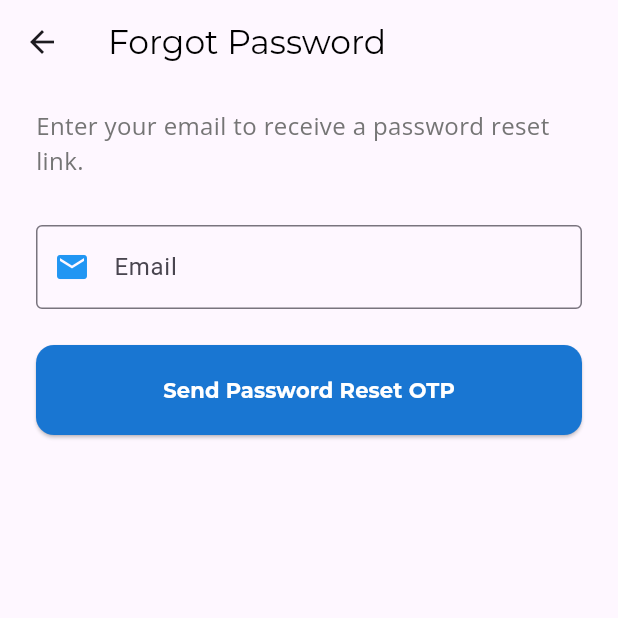
After one commit to Rakibul1411/SPL-02, a Flutter app: the ForgotPasswordScreen screen opened directly, on a phone screen of 412 x 824 dp, the top half of it. The commit adds this screen. Run offline on Flutter 3.47's test engine with Material 3 defaults, Android fonts, the phone set to English and light mode, and no system bars; our stand-ins replace email_validator, flutter_riverpod, google_fonts, image_picker; network calls fail.

Commit message:
add forgot password module

```diff
--- /dev/null
+++ b/frontend/lib/screens/ForgotPasswordScreen.dart
@@ -0,0 +1,89 @@
+import 'package:flutter/material.dart';
+import 'package:google_fonts/google_fonts.dart';
+import 'package:flutter_riverpod/flutter_riverpod.dart';
+import '../providers/forgot_password_provider.dart'; // Import the ForgotPasswordProvider
+import 'otp_screen.dart'; // Import OTP screen for password reset flow
+
+class ForgotPasswordScreen extends ConsumerWidget {
+  const ForgotPasswordScreen({super.key});
+
+  @override
+  Widget build(BuildContext context, WidgetRef ref) {
+    final emailController = TextEditingController();
+
+    return Scaffold(
+      appBar: AppBar(
+        title: Text(
+          'Forgot Password',
+          style: GoogleFonts.montserrat(color: Colors.black),
+        ),
+      ),
+      body: Padding(
+        padding: const EdgeInsets.symmetric(horizontal: 24.0, vertical: 16.0),
+        child: Column(
+          children: [
+            Text(
+              'Enter your email to receive a password reset link.',
+              style: GoogleFonts.openSans(fontSize: 16, color: Colors.grey[600]),
+            ),
+            const SizedBox(height: 32),
+            TextFormField(
+              controller: emailController,
+              decoration: const InputDecoration(
+                labelText: 'Email',
+                prefixIcon: Icon(Icons.email, color: Colors.blue),
+                border: OutlineInputBorder(),
+              ),
+            ),
+            const SizedBox(height: 24),
+            ElevatedButton(
+              onPressed: () async {
+                final email = emailController.text.trim();
+                final forgotPasswordNotifier = ref.read(forgotPasswordProvider.notifier);
+
+                // Call sendOtp for password reset
+                try {
+                  await forgotPasswordNotifier.sendPasswordResetOTP(email);
+
+                  ScaffoldMessenger.of(context).showSnackBar(
+                    const SnackBar(content: Text('OTP has been sent to your email')),
+                  );
+
+                  Navigator.pushReplacement(
+                    context,
+                    MaterialPageRoute(
+                      builder: (context) => OTPScreen(
+                        email: email,
+                        isRegistration: false,  // For forgot password, isRegistration is false
+                        isForgotPassword: true,  // Pass true for forgot password flow
+                      ),
+                    ),
+                  );
+                } catch (error) {
+                  ScaffoldMessenger.of(context).showSnackBar(
+                    SnackBar(content: Text(error.toString())),
+                  );
+                }
+              },
+              style: ElevatedButton.styleFrom(
+                padding: const EdgeInsets.symmetric(vertical: 18),
+                backgroundColor: Colors.blue[700],
+                shape: RoundedRectangleBorder(
+                  borderRadius: BorderRadius.circular(12),
+                ),
+                minimumSize: const Size(double.infinity, 60),
+              ),
+              child: Text(
+                'Send Password Reset OTP',
+                style: GoogleFonts.montserrat(
+                  fontWeight: FontWeight.bold,
+                  color: Colors.white,
+                ),
+              ),
+            ),
+          ],
+        ),
+      ),
+    );
+  }
+}
--- a/frontend/lib/screens/otp_screen.dart
+++ b/frontend/lib/screens/otp_screen.dart
@@ -1,16 +1,21 @@
 import 'package:flutter/material.dart';
 import '../providers/authProvider.dart';
-import 'after_registration_screen.dart';
+import '../providers/forgot_password_provider.dart'; // Import forgot password provider
+import 'ResetPasswordScreen.dart';
+import 'after_registration_screen.dart'; // Assuming you need to show a confirmation screen or redirect
+import 'package:flutter_riverpod/flutter_riverpod.dart'; // Import Riverpod
 
-class OTPScreen extends StatefulWidget {
+class OTPScreen extends ConsumerStatefulWidget {
   final String email;
   final bool isRegistration;
+  final bool isForgotPassword; // Flag to indicate Forgot Password flow
   final String? role;
 
   const OTPScreen({
     super.key,
     required this.email,
     required this.isRegistration,
+    this.isForgotPassword = false, // Default value for non-forgot password flow
     this.role,
   });
 
@@ -18,15 +23,23 @@ class OTPScreen extends StatefulWidget {
   _OTPScreenState createState() => _OTPScreenState();
 }
 
-class _OTPScreenState extends State<OTPScreen> {
+class _OTPScreenState extends ConsumerState<OTPScreen> {
   final _formKey = GlobalKey<FormState>();
   final TextEditingController _otpController = TextEditingController();
   final AuthProvider _authProvider = AuthProvider();
   bool _isVerifyingOTP = false;
 
+  // Method to resend OTP for forgot password flow
   Future<void> _resendOTP() async {
     try {
+      if (widget.isForgotPassword) {
+        // Resend OTP logic for forgot password flow
+        await ref.read(forgotPasswordProvider.notifier).sendPasswordResetOTP(widget.email);
+      } else {
+        // Resend OTP logic for registration/login
         await _authProvider.resendOTP(widget.email);
+      }
+
       ScaffoldMessenger.of(context).showSnackBar(
         const SnackBar(content: Text('A new OTP has been sent to your email')),
       );
@@ -37,9 +50,7 @@ class _OTPScreenState extends State<OTPScreen> {
     }
   }
 
-
-
-
+  // Method to verify OTP
   Future<void> _verifyOTP() async {
     if (_formKey.currentState!.validate()) {
       setState(() {
@@ -47,6 +58,34 @@ class _OTPScreenState extends State<OTPScreen> {
       });
 
       try {
+        // Verify OTP for forgot password flow
+        if (widget.isForgotPassword) {
+          await ref.read(forgotPasswordProvider.notifier).verifyPasswordResetOTP(
+            email: widget.email,
+            otp: _otpController.text,
+          );
+
+          final forgotPasswordState = ref.read(forgotPasswordProvider);
+
+          if (forgotPasswordState.isOtpVerified) {
+            // OTP Verified successfully
+            ScaffoldMessenger.of(context).showSnackBar(
+              const SnackBar(content: Text('OTP Verified. You can now reset your password.')),
+            );
+
+            // Proceed to reset password
+            Navigator.pushReplacement(
+              context,
+              MaterialPageRoute(builder: (context) => ResetPasswordScreen(email: widget.email)), // Navigate to reset password screen
+            );
+          } else {
+            // OTP verification failed
+            ScaffoldMessenger.of(context).showSnackBar(
+              SnackBar(content: Text('OTP verification failed: ${forgotPasswordState.errorMessage}')),
+            );
+          }
+        } else {
+          // OTP verification for registration/login
           final response = widget.isRegistration
               ? await _authProvider.verifyRegistrationOTP(
             email: widget.email,
@@ -57,15 +96,18 @@ class _OTPScreenState extends State<OTPScreen> {
             otp: _otpController.text,
           );
 
-        print(response);
-
+          if (response != null) {
+            // Registration flow: navigate to AfterRegistrationScreen
             if (widget.isRegistration) {
               Navigator.pushReplacement(
                 context,
                 MaterialPageRoute(builder: (context) => const AfterRegistrationScreen()),
               );
             } else {
+              // Login/forgot password: pop and return the role
               Navigator.pop(context, widget.role);
+            }
+          }
         }
       } catch (error) {
         ScaffoldMessenger.of(context).showSnackBar(
@@ -118,7 +160,7 @@ class _OTPScreenState extends State<OTPScreen> {
                   ),
                   const SizedBox(height: 32),
                   Text(
-                    'Verification Code',
+                    widget.isForgotPassword ? 'Password Reset OTP' : 'Verification Code',
                     style: Theme.of(context).textTheme.headlineSmall?.copyWith(
                       fontWeight: FontWeight.bold,
                       color: Colors.black87,
@@ -126,7 +168,9 @@ class _OTPScreenState extends State<OTPScreen> {
                   ),
                   const SizedBox(height: 12),
                   Text(
-                    'We sent a verification code to',
+                    widget.isForgotPassword
+                        ? 'We sent a password reset OTP to'
+                        : 'We sent a verification code to',
                     style: Theme.of(context).textTheme.bodyLarge?.copyWith(
                       color: Colors.black54,
                     ),
```
Also changed, not shown: frontend/lib/providers/authProvider.dart (+0 -42 lines), frontend/lib/providers/forgot_password_provider.dart (+60 -22 lines), frontend/lib/screens/ResetPasswordScreen.dart (added, +87 -0 lines), frontend/lib/screens/login_screen.dart (+31 -6 lines), 2 other files. Lines whose indentation alone changed are shown as unchanged.
